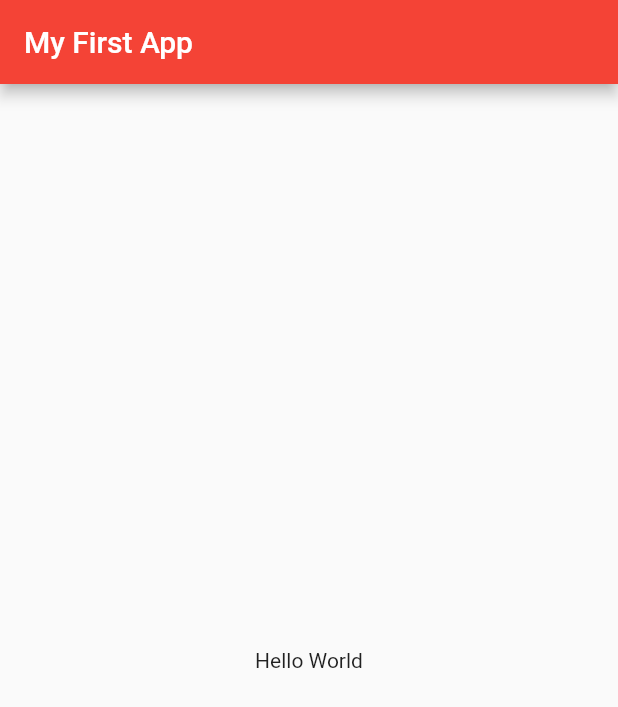
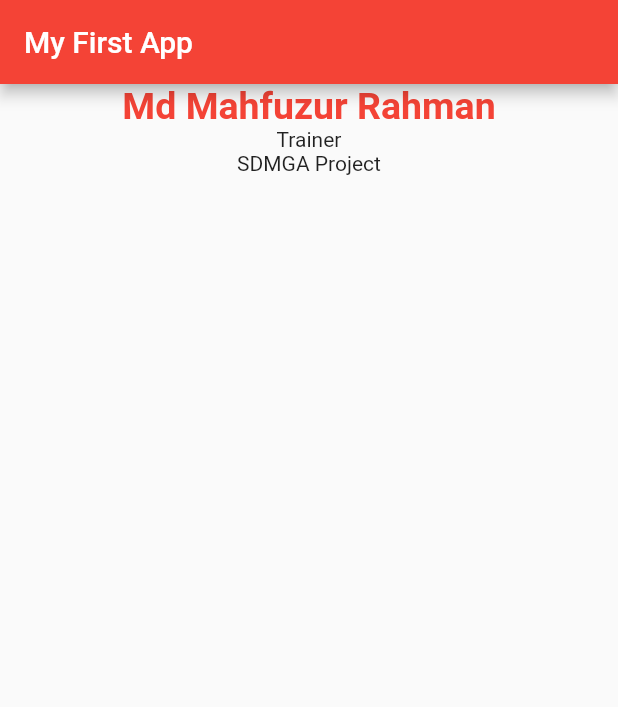
Before and after one commit to mrjthedifferent/sdmgap, a Flutter app: the screen it shows after launch, on a phone screen of 412 x 824 dp. Shown: the top 707 px of the screen. Run offline on Flutter 3.47's test engine with Material 2 defaults, Android fonts, the phone set to English and light mode, and no system bars.

Commit message:
Added TextStyle (Day3)

```diff
--- a/lib/main.dart
+++ b/lib/main.dart
@@ -29,8 +29,18 @@ class MyHomePage extends StatelessWidget {
       appBar: AppBar(
         title: const Text("My First App "),
       ),
-      body: const Center(
-        child: Text("Hello World"),
+      body: Center(
+        child: Column(
+          children: [
+            Text(
+              "Md Mahfuzur Rahman",
+              style: TextStyle(
+                  color: Colors.red, fontSize: 25, fontWeight: FontWeight.bold),
+            ),
+            Text("Trainer"),
+            Text("SDMGA Project"),
+          ],
+        ),
       ),
     );
   }
```
